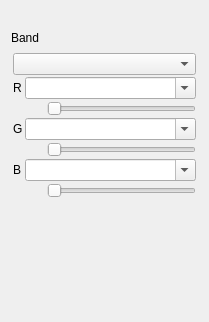
Before: the Qt Designer form qps/ui/rasterbandconfigwidget.ui in EnMAP-Box/qgispluginsupport, drawn with Qt 5.
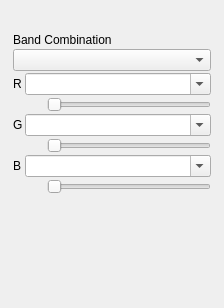
After: the same form once the commit is applied. Custom widgets are drawn as their Qt base class.

The edit to the form file:
```diff
--- a/qps/ui/rasterbandconfigwidget.ui
+++ b/qps/ui/rasterbandconfigwidget.ui
@@ -6,8 +6,8 @@
    <rect>
     <x>0</x>
     <y>0</y>
-    <width>209</width>
-    <height>322</height>
+    <width>224</width>
+    <height>308</height>
    </rect>
   </property>
   <property name="windowTitle">
@@ -21,13 +21,6 @@
      </property>
     </widget>
    </item>
-   <item>
-    <widget class="QLabel" name="label_2">
-     <property name="text">
-      <string>Band</string>
-     </property>
-    </widget>
-   </item>
    <item>
     <widget class="QStackedWidget" name="renderBandWidget">
      <property name="currentIndex">
@@ -77,30 +70,7 @@
         </spacer>
        </item>
        <item row="0" column="1" colspan="2">
-        <widget class="RasterBandComboBox" name="cbS">
-         <property name="sizePolicy">
-          <sizepolicy hsizetype="Preferred" vsizetype="Fixed">
-           <horstretch>1</horstretch>
-           <verstretch>0</verstretch>
-          </sizepolicy>
-         </property>
-         <property name="editable">
-          <bool>true</bool>
-         </property>
-        </widget>
-       </item>
-       <item row="2" column="1" colspan="2">
-        <layout class="QHBoxLayout" name="layoutS">
-         <property name="spacing">
-          <number>0</number>
-         </property>
-         <property name="topMargin">
-          <number>0</number>
-         </property>
-        </layout>
-       </item>
-       <item row="1" column="1">
-        <widget class="QLabel" name="labelWLS">
+        <widget class="QLabel" name="label_2">
          <property name="text">
           <string/>
          </property>
@@ -125,7 +95,17 @@
        <property name="spacing">
         <number>2</number>
        </property>
-       <item row="7" column="0">
+       <item row="10" column="1" colspan="2">
+        <layout class="QHBoxLayout" name="layoutB">
+         <property name="spacing">
+          <number>0</number>
+         </property>
+         <property name="topMargin">
+          <number>0</number>
+         </property>
+        </layout>
+       </item>
+       <item row="8" column="0">
         <widget class="QLabel" name="labelB">
          <property name="toolTip">
           <string>Blue band</string>
@@ -135,48 +115,14 @@
          </property>
         </widget>
        </item>
-       <item row="1" column="1" colspan="2">
-        <widget class="RasterBandComboBox" name="cbR">
-         <property name="sizePolicy">
-          <sizepolicy hsizetype="Preferred" vsizetype="Fixed">
-           <horstretch>1</horstretch>
-           <verstretch>0</verstretch>
-          </sizepolicy>
+       <item row="3" column="1">
+        <widget class="QLabel" name="labelWLR">
+         <property name="text">
+          <string/>
          </property>
-         <property name="toolTip">
-          <string>Select the band for red color values</string>
-         </property>
-         <property name="editable">
-          <bool>true</bool>
-         </property>
-         <property name="placeholderText">
-          <string>select band</string>
-         </property>
         </widget>
        </item>
-       <item row="4" column="1" colspan="2">
-        <widget class="RasterBandComboBox" name="cbG">
-         <property name="sizePolicy">
-          <sizepolicy hsizetype="Preferred" vsizetype="Fixed">
-           <horstretch>1</horstretch>
-           <verstretch>0</verstretch>
-          </sizepolicy>
-         </property>
-         <property name="toolTip">
-          <string>Select the band for green color values</string>
-         </property>
-         <property name="editable">
-          <bool>true</bool>
-         </property>
-         <property name="placeholderText">
-          <string>select band</string>
-         </property>
-        </widget>
-       </item>
-       <item row="0" column="0" colspan="3">
-        <widget class="QComboBox" name="cbBandCombinations"/>
-       </item>
-       <item row="2" column="2">
+       <item row="3" column="2">
         <widget class="QSlider" name="sliderR">
          <property name="sizePolicy">
           <sizepolicy hsizetype="Preferred" vsizetype="Fixed">
@@ -189,17 +135,7 @@
          </property>
         </widget>
        </item>
-       <item row="3" column="1" colspan="2">
-        <layout class="QHBoxLayout" name="layoutR">
-         <property name="spacing">
-          <number>0</number>
-         </property>
-         <property name="topMargin">
-          <number>0</number>
-         </property>
-        </layout>
-       </item>
-       <item row="5" column="2">
+       <item row="6" column="2">
         <widget class="QSlider" name="sliderG">
          <property name="sizePolicy">
           <sizepolicy hsizetype="Preferred" vsizetype="Fixed">
@@ -212,46 +148,20 @@
          </property>
         </widget>
        </item>
-       <item row="6" column="1" colspan="2">
-        <layout class="QHBoxLayout" name="layoutG">
-         <property name="spacing">
-          <number>0</number>
+       <item row="11" column="1">
+        <spacer name="verticalSpacer_3">
+         <property name="orientation">
+          <enum>Qt::Orientation::Vertical</enum>
          </property>
-         <property name="topMargin">
-          <number>0</number>
+         <property name="sizeHint" stdset="0">
+          <size>
+           <width>20</width>
+           <height>40</height>
+          </size>
          </property>
-        </layout>
+        </spacer>
        </item>
-       <item row="7" column="1" colspan="2">
-        <widget class="RasterBandComboBox" name="cbB">
-         <property name="sizePolicy">
-          <sizepolicy hsizetype="Preferred" vsizetype="Fixed">
-           <horstretch>1</horstretch>
-           <verstretch>0</verstretch>
-          </sizepolicy>
-         </property>
-         <property name="toolTip">
-          <string>Select the band for blue color values</string>
-         </property>
-         <property name="editable">
-          <bool>true</bool>
-         </property>
-         <property name="placeholderText">
-          <string>select band</string>
-         </property>
-        </widget>
-       </item>
-       <item row="9" column="1" colspan="2">
-        <layout class="QHBoxLayout" name="layoutB">
-         <property name="spacing">
-          <number>0</number>
-         </property>
-         <property name="topMargin">
-          <number>0</number>
-         </property>
-        </layout>
-       </item>
-       <item row="1" column="0">
+       <item row="2" column="0">
         <widget class="QLabel" name="labelR">
          <property name="toolTip">
           <string>Red band</string>
@@ -261,33 +171,53 @@
          </property>
         </widget>
        </item>
-       <item row="10" column="1">
-        <spacer name="verticalSpacer_3">
-         <property name="orientation">
-          <enum>Qt::Orientation::Vertical</enum>
-         </property>
-         <property name="sizeHint" stdset="0">
-          <size>
-           <width>20</width>
-           <height>40</height>
-          </size>
-         </property>
-        </spacer>
-       </item>
-       <item row="8" column="2">
-        <widget class="QSlider" name="sliderB">
+       <item row="8" column="1" colspan="2">
+        <widget class="RasterBandComboBox" name="cbB">
          <property name="sizePolicy">
           <sizepolicy hsizetype="Preferred" vsizetype="Fixed">
            <horstretch>1</horstretch>
            <verstretch>0</verstretch>
           </sizepolicy>
          </property>
-         <property name="orientation">
-          <enum>Qt::Orientation::Horizontal</enum>
+         <property name="toolTip">
+          <string>Select the band for blue color values</string>
          </property>
+         <property name="editable">
+          <bool>true</bool>
+         </property>
+         <property name="placeholderText">
+          <string>select band</string>
+         </property>
         </widget>
        </item>
-       <item row="4" column="0">
+       <item row="4" column="1" colspan="2">
+        <layout class="QHBoxLayout" name="layoutR">
+         <property name="spacing">
+          <number>0</number>
+         </property>
+         <property name="topMargin">
+          <number>0</number>
+         </property>
+        </layout>
+       </item>
+       <item row="9" column="1">
+        <widget class="QLabel" name="labelWLB">
+         <property name="text">
+          <string/>
+         </property>
+        </widget>
+       </item>
+       <item row="7" column="1" colspan="2">
+        <layout class="QHBoxLayout" name="layoutG">
+         <property name="spacing">
+          <number>0</number>
+         </property>
+         <property name="topMargin">
+          <number>0</number>
+         </property>
+        </layout>
+       </item>
+       <item row="5" column="0">
         <widget class="QLabel" name="labelG">
          <property name="toolTip">
           <string>Green band</string>
@@ -297,24 +227,78 @@
          </property>
         </widget>
        </item>
-       <item row="2" column="1">
-        <widget class="QLabel" name="labelWLR">
-         <property name="text">
-          <string/>
+       <item row="2" column="1" colspan="2">
+        <widget class="RasterBandComboBox" name="cbR">
+         <property name="sizePolicy">
+          <sizepolicy hsizetype="Preferred" vsizetype="Fixed">
+           <horstretch>1</horstretch>
+           <verstretch>0</verstretch>
+          </sizepolicy>
+         </property>
+         <property name="toolTip">
+          <string>Select the band for red color values</string>
+         </property>
+         <property name="editable">
+          <bool>true</bool>
+         </property>
+         <property name="placeholderText">
+          <string>select band</string>
          </property>
         </widget>
        </item>
-       <item row="5" column="1">
+       <item row="6" column="1">
         <widget class="QLabel" name="labelWLG">
          <property name="text">
           <string/>
          </property>
         </widget>
        </item>
-       <item row="8" column="1">
-        <widget class="QLabel" name="labelWLB">
+       <item row="1" column="0" colspan="3">
+        <widget class="QComboBox" name="cbBandCombinations">
+         <property name="toolTip">
+          <string>Select a predefined combination of raster bands</string>
+         </property>
+        </widget>
+       </item>
+       <item row="5" column="1" colspan="2">
+        <widget class="RasterBandComboBox" name="cbG">
+         <property name="sizePolicy">
+          <sizepolicy hsizetype="Preferred" vsizetype="Fixed">
+           <horstretch>1</horstretch>
+           <verstretch>0</verstretch>
+          </sizepolicy>
+         </property>
+         <property name="toolTip">
+          <string>Select the band for green color values</string>
+         </property>
+         <property name="editable">
+          <bool>true</bool>
+         </property>
+         <property name="placeholderText">
+          <string>select band</string>
+         </property>
+        </widget>
+       </item>
+       <item row="9" column="2">
+        <widget class="QSlider" name="sliderB">
+         <property name="sizePolicy">
+          <sizepolicy hsizetype="Preferred" vsizetype="Fixed">
+           <horstretch>1</horstretch>
+           <verstretch>0</verstretch>
+          </sizepolicy>
+         </property>
+         <property name="orientation">
+          <enum>Qt::Orientation::Horizontal</enum>
+         </property>
+        </widget>
+       </item>
+       <item row="0" column="0" colspan="3">
+        <widget class="QLabel" name="labelBandCombination">
+         <property name="toolTip">
+          <string>Red band</string>
+         </property>
          <property name="text">
-          <string/>
+          <string>Band Combination</string>
          </property>
         </widget>
        </item>
```
Left out of the diff: 39 changed lines with no effect on the pictures.
